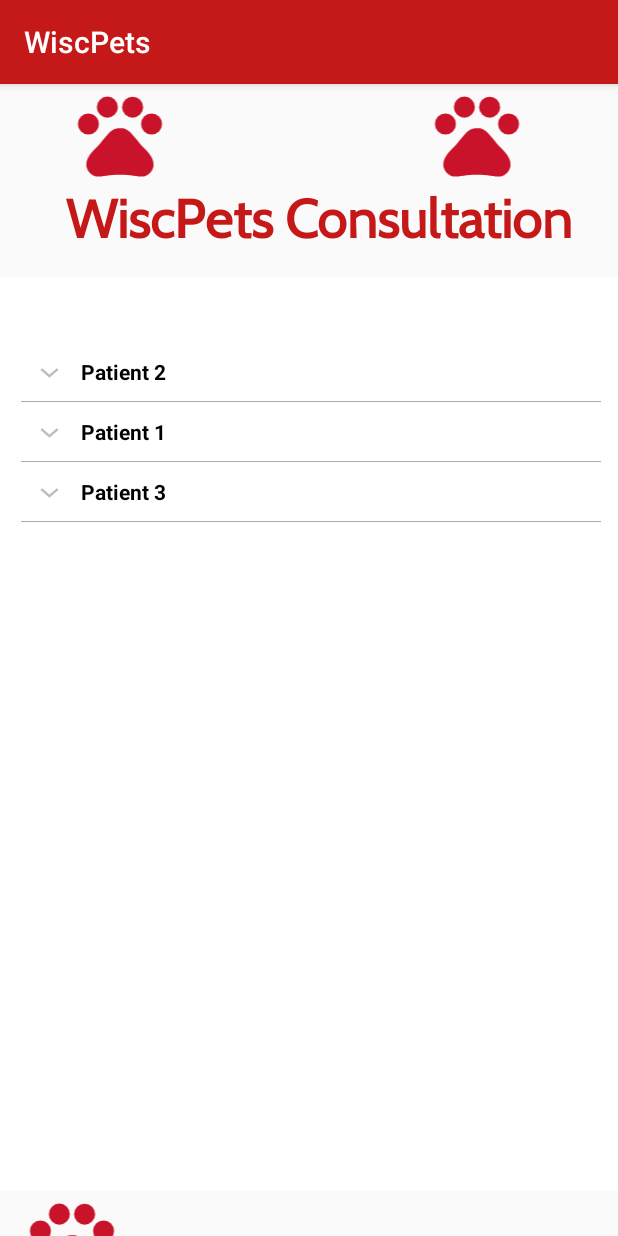
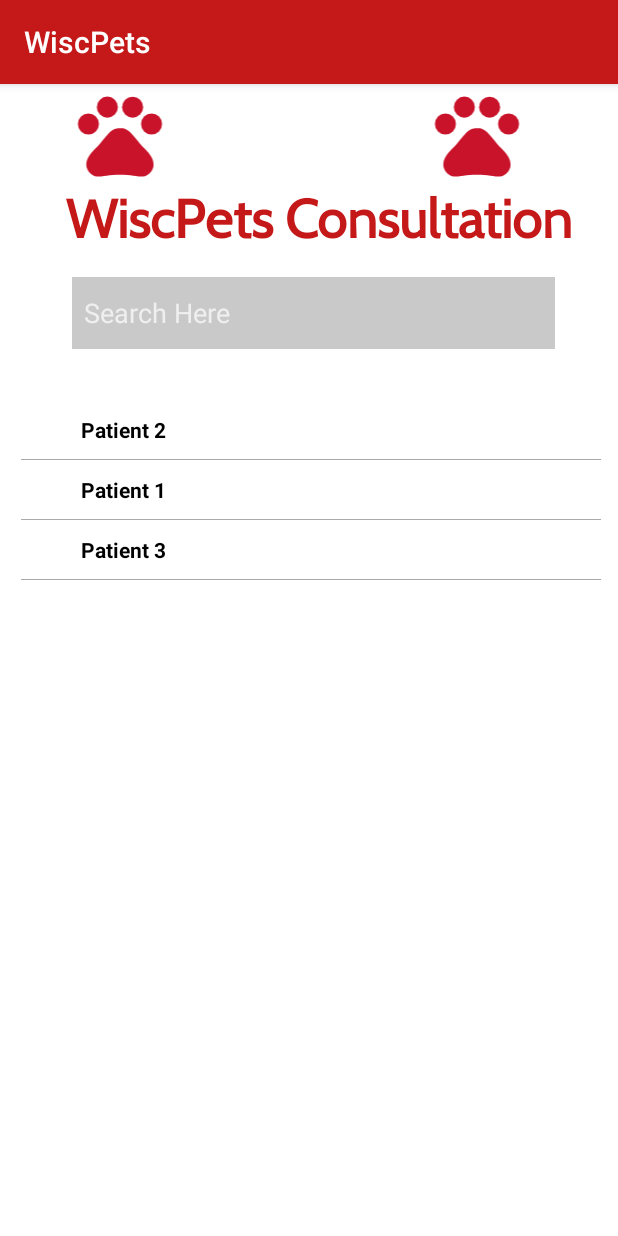
Before and after one commit to dongyu9817/WiscPets, an Android app: the MainActivity_consult_vet_home screen opened directly, with no data from a screen before it, on a phone screen of 412 x 824 dp. Run offline under Robolectric (Android 15) with nearby library versions, the phone set to English and light mode, and no system bars; Roboto replaces fonts that are not available here.

Commit message:
add search bar

```diff
--- a/app/src/main/java/com/example/wiscpets/MainActivity_consult_vet_home.java
+++ b/app/src/main/java/com/example/wiscpets/MainActivity_consult_vet_home.java
@@ -1,28 +1,61 @@
 package com.example.wiscpets;
 
+import android.app.SearchManager;
+import android.content.Context;
+import android.content.DialogInterface;
 import android.content.Intent;
+import android.net.Uri;
 import android.os.Bundle;
+
+import androidx.annotation.NonNull;
+import androidx.appcompat.app.ActionBarDrawerToggle;
+import androidx.appcompat.app.AlertDialog;
 import androidx.appcompat.app.AppCompatActivity;
+import android.widget.SearchView;
+import androidx.appcompat.widget.Toolbar;
+import androidx.core.view.GravityCompat;
+import androidx.drawerlayout.widget.DrawerLayout;
+
+import android.view.MenuItem;
 import android.view.View;
 import android.widget.ExpandableListAdapter;
 import android.widget.ExpandableListView;
 import android.widget.Toast;
 
+import com.example.wiscpets.app.app_activity_contact_us;
+import com.example.wiscpets.app.app_event_add_to_calendar;
+import com.example.wiscpets.app.app_make_phone_call_activity;
+import com.google.android.material.navigation.NavigationView;
+
+
 import java.util.ArrayList;
 import java.util.HashMap;
 import java.util.List;
 
-public class MainActivity_consult_vet_home extends AppCompatActivity {
-
+public class MainActivity_consult_vet_home extends AppCompatActivity implements
+        SearchView.OnQueryTextListener, SearchView.OnCloseListener{
+    Toolbar t;
+    DrawerLayout drawer;
     ExpandableListView expandableListView;
-    ExpandableListAdapter expandableListAdapter;
+    CustomExpandableListAdapter expandableListAdapter;
     List<String> expandableListTitle;
     HashMap<String, List<String>> expandableListDetail;
+    private HashMap<String, List<String>> original_expandableListDetail;
+    private SearchView search;
 
     @Override
     protected void onCreate(Bundle savedInstanceState) {
         super.onCreate(savedInstanceState);
         setContentView(R.layout.activity_consult_vet_home);
+
+        //search bar
+        SearchManager searchManager = (SearchManager) getSystemService(Context.SEARCH_SERVICE);
+        search = (SearchView) findViewById(R.id.search);
+        search.setSearchableInfo(searchManager.getSearchableInfo(getComponentName()));
+        search.setIconifiedByDefault(false);
+        search.setOnQueryTextListener(this);
+        search.setOnCloseListener(this);
+        //list
         expandableListView = (ExpandableListView) findViewById(R.id.expandableListView);
         expandableListDetail = ExpandableListDataPump.getData();
         expandableListTitle = new ArrayList<String>(expandableListDetail.keySet());
@@ -70,6 +103,29 @@ public class MainActivity_consult_vet_home extends AppCompatActivity {
                 return true;
             }
         });
+
+
+
     }
 
+    @Override
+    public boolean onClose() {
+       // expandableListAdapter.filterData("");
+
+        return false;
+
+    }
+
+    @Override
+    public boolean onQueryTextSubmit(String query) {
+        expandableListAdapter.filterData(query);
+
+        return false;
+    }
+
+    @Override
+    public boolean onQueryTextChange(String newText) {
+        if (newText.isEmpty()){expandableListAdapter.restoreData();}
+        return false;
+    }
 }
--- a/app/src/main/res/layout/activity_consult_vet_home.xml
+++ b/app/src/main/res/layout/activity_consult_vet_home.xml
@@ -1,7 +1,17 @@
 <?xml version="1.0" encoding="utf-8"?>
-<LinearLayout xmlns:android="http://schemas.android.com/apk/res/android"
+<androidx.drawerlayout.widget.DrawerLayout xmlns:android="http://schemas.android.com/apk/res/android"
+    xmlns:app="http://schemas.android.com/apk/res-auto"
     xmlns:tools="http://schemas.android.com/tools"
-    xmlns:app="http://schemas.android.com/apk/res-auto"
+    android:id="@+id/draw_activity"
+    android:layout_width="match_parent"
+    android:layout_height="match_parent"
+    android:fitsSystemWindows="true"
+    android:theme="@style/Theme.AppCompat"
+    tools:context=".MainActivitySickChecker"
+    tools:openDrawer="start"
+    android:background="@color/white">
+
+<LinearLayout
     android:layout_width="match_parent"
     android:layout_height="match_parent"
     android:orientation="vertical"
@@ -64,20 +74,41 @@
 
         app:layout_constraintVertical_bias="0.073" />
 
-    <FrameLayout
-        android:id="@android:id/tabcontent"
+<!--    <FrameLayout-->
+<!--        android:id="@android:id/tabcontent"-->
+<!--        android:layout_width="match_parent"-->
+<!--        android:layout_height="wrap_content"-->
+<!--        android:scrollbars="vertical"-->
+<!--        android:background="@color/white"-->
+<!--        >-->
+        <RelativeLayout
             android:layout_width="match_parent"
+            android:layout_height="match_parent">
+
+            <SearchView
+                android:id="@+id/search"
+                android:searchIcon="@drawable/action_search"
+                android:layout_width="377dp"
                 android:layout_height="wrap_content"
-        android:scrollbars="vertical"
-        android:background="@color/white"
-        >
+                android:layout_alignParentStart="true"
+                android:layout_alignParentLeft="true"
+                android:layout_alignParentTop="true"
+                android:layout_alignParentEnd="true"
+                android:layout_alignParentRight="true"
+                android:layout_marginStart="0dp"
+                android:layout_marginLeft="0dp"
+                android:layout_marginEnd="34dp"
+                android:layout_marginRight="34dp"
+                android:iconifiedByDefault="false"
+                android:queryBackground="@color/grey"
+                android:queryHint="Search Here" />
 
             <ExpandableListView
                 android:id="@+id/expandableListView"
-            android:layout_width="match_parent"
-            android:layout_height="490dp"
+                android:layout_width="wrap_content"
+                android:layout_height="445dp"
+                android:layout_below="@+id/search"
 
-            android:layout_below="@+id/linearLayout"
                 android:layout_alignParentStart="true"
                 android:layout_alignParentLeft="true"
                 android:layout_alignParentEnd="true"
@@ -85,15 +116,15 @@
                 android:layout_alignParentBottom="true"
                 android:layout_marginStart="14dp"
                 android:layout_marginLeft="14dp"
-            android:layout_marginTop="43dp"
+                android:layout_marginTop="34dp"
                 android:layout_marginEnd="11dp"
                 android:layout_marginRight="11dp"
                 android:layout_marginBottom="76dp"
                 android:divider="@android:color/darker_gray"
                 android:dividerHeight="0.5dp"
                 android:indicatorLeft="?android:attr/expandableListPreferredItemIndicatorLeft" />
-
-    </FrameLayout>
+        </RelativeLayout>
+<!--    </FrameLayout>-->
 
     <ImageView
         android:id="@+id/imageView12"
@@ -110,7 +141,15 @@
         tools:ignore="VectorDrawableCompat" />
 
 </LinearLayout>
-
+<!--<com.google.android.material.navigation.NavigationView-->
+<!--android:id="@+id/nav_view"-->
+<!--android:layout_width="wrap_content"-->
+<!--android:layout_height="match_parent"-->
+<!--android:layout_gravity="start"-->
+<!--app:headerLayout="@layout/app_nav_options"-->
+<!--app:menu="@menu/drawer_menu"-->
+<!--tools:ignore="MissingConstraints" />-->
+    </androidx.drawerlayout.widget.DrawerLayout>
     <!--<?xml version="1.0" encoding="utf-8"?>-->
     <!--<androidx.constraintlayout.widget.ConstraintLayout xmlns:android="http://schemas.android.com/apk/res/android"-->
     <!--    xmlns:app="http://schemas.android.com/apk/res-auto"-->
```
Also changed, not shown: app/src/main/java/com/example/wiscpets/CustomExpandableListAdapter.java (+58 -0 lines), app/src/main/java/com/example/wiscpets/MainActivityNotebookLanding.java (+102 -0 lines), app/src/main/java/com/example/wiscpets/MainActivitySickChecker.java (+3 -7 lines), app/src/main/res/layout/activity_main2.xml (+28 -48 lines). Lines whose indentation alone changed are shown as unchanged.
